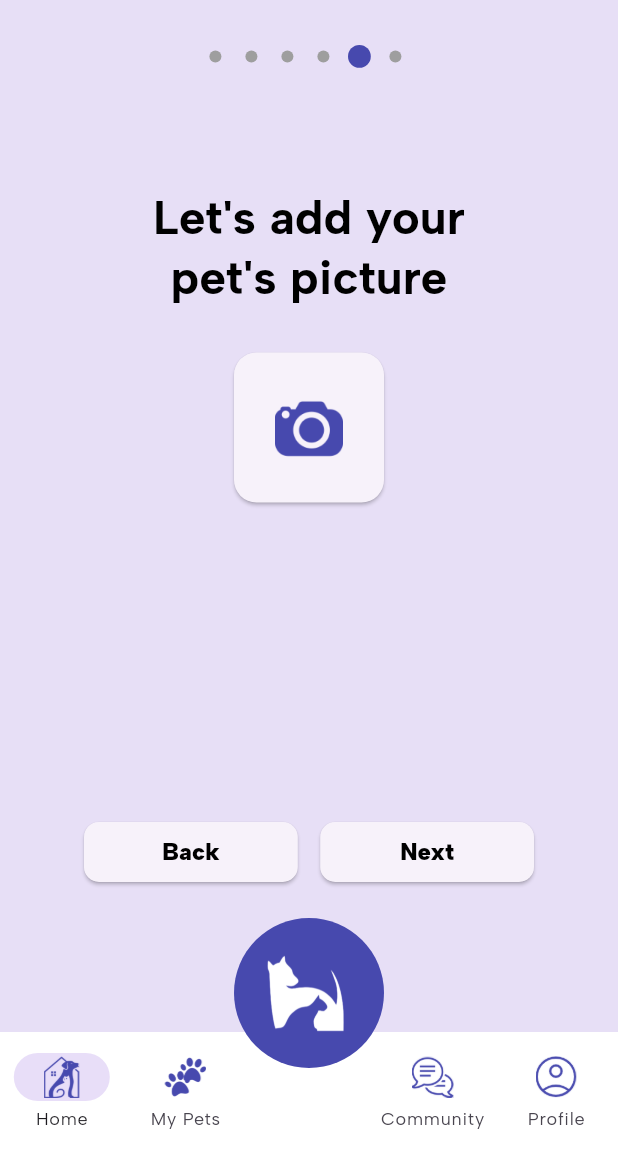
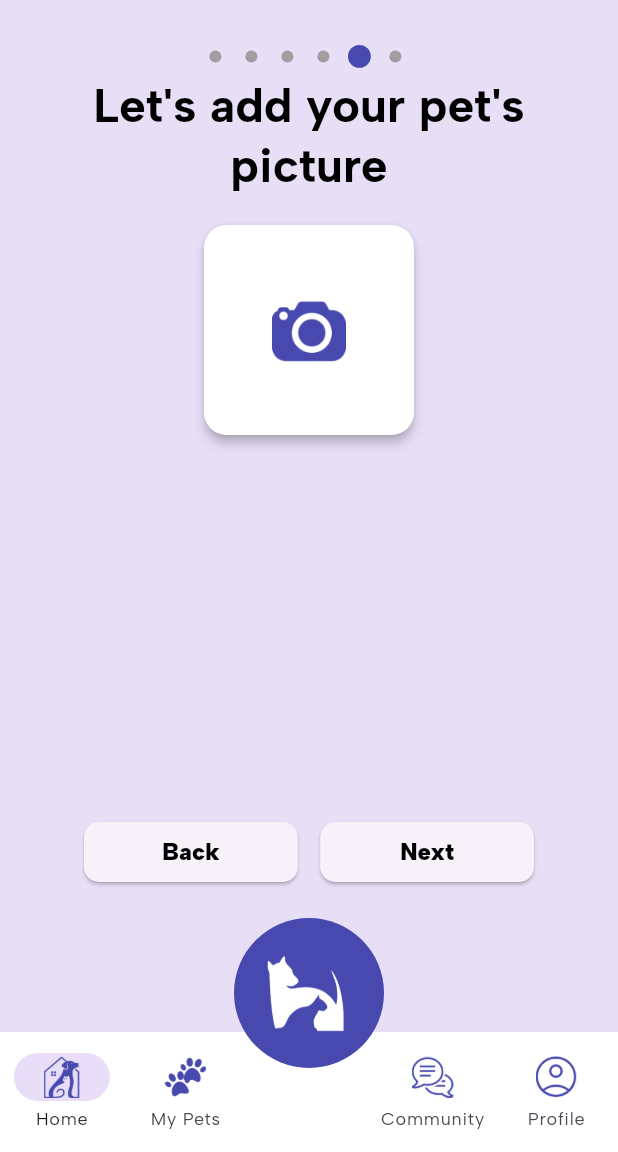
Before and after one commit to artikachintya/pawrenting, a Flutter app: the AddPet screen opened directly, swiped to page 5, on a phone screen of 412 x 824 dp, the part 84-1236 px from its top. Run offline on Flutter 3.47's test engine with Material 3 defaults, Android fonts, the phone set to English and light mode, and no system bars; drawn by our look-alikes of smooth_page_indicator; our stand-ins replace carousel_slider, cloud_firestore, firebase_auth, firebase_core, get, get_storage and 3 more; missing offline and left inert: dart:ffi; accounts and stored records are empty; Roboto replaces fonts that are missing (Alata); project files that could hold a hidden picture were left out.

Commit message:
Commit before pull

```diff
--- a/lib/features/authentication/screens/login2.dart
+++ b/lib/features/authentication/screens/login2.dart
@@ -229,7 +229,7 @@ class _LoginForm extends StatelessWidget {
                 style: _elevatedButtonStyle(),
                 child: const Text(
                   'Login',
-                  style: TextStyle(fontSize: 20),
+                  style: TextStyle(fontSize: 20, color: Colors.white),
                 ),
               ),
             ),
--- a/lib/features/home/models/productModel.dart
+++ b/lib/features/home/models/productModel.dart
@@ -9,7 +9,7 @@ class ProductModel {
   final String image;
   final double salePrice;
   final double discount;
-  final int stock;
+  int stock;
 
   ProductModel({
     required this.id,
--- a/lib/features/mypets/screens/addpet/addPet5.dart
+++ b/lib/features/mypets/screens/addpet/addPet5.dart
@@ -1,79 +1,64 @@
-
 import 'package:flutter/material.dart';
+import 'package:get/get.dart';
+import 'package:pawrentingreborn/features/mypets/controllers/AddPetController.dart';
 import 'package:pawrentingreborn/utils/constants/colors.dart';
 import 'package:pawrentingreborn/utils/constants/images_strings.dart';
 
 class addPet5 extends StatelessWidget {
-  const addPet5({
-    super.key,
-  });
+  const addPet5({super.key});
 
   @override
   Widget build(BuildContext context) {
+    final addPetController = Get.find<AddPetController>();
+
     return Padding(
-       padding: const EdgeInsetsDirectional.symmetric(horizontal: 32, vertical: 125),
+      padding: const EdgeInsets.symmetric(
+          horizontal: 32, vertical: 50), // Reduced vertical padding
       child: Column(
         crossAxisAlignment: CrossAxisAlignment.center,
-         mainAxisAlignment: MainAxisAlignment.start,
         children: [
-           SizedBox(
-             // color: Colors.red.withAlpha(100),
-             height: 250,
-             child: Column(
-               mainAxisAlignment: MainAxisAlignment.spaceBetween,
-               children: [
-                 SizedBox(
-                   // color: Colors.red.withAlpha(100),
-                   width: 250,
-                   child: Text(
-                     'Let\'s add your pet\'s picture',
+          Text(
+            "Let's add your pet's picture",
             style: Theme.of(context).textTheme.headlineLarge,
             textAlign: TextAlign.center,
           ),
+          const SizedBox(height: 20), // Added spacing
+          Obx(
+            () => SizedBox(
+              height: 140, // Increased height for better appearance
+              width: 140, // Adjusted width
+              child: ElevatedButton(
+                style: ElevatedButton.styleFrom(
+                  shape: RoundedRectangleBorder(
+                    borderRadius: BorderRadius.circular(15),
                   ),
-                 Form(
-                   child: Container(
-                    child: Row(
-                      mainAxisAlignment: MainAxisAlignment.spaceEvenly,
-                      children: [
-                        SizedBox(
-                          height: 100,
-                          width: 100,
-                            child: ElevatedButton(
-                              style: ButtonStyle(
-                                shape: WidgetStateProperty.all<RoundedRectangleBorder>(
-                                  RoundedRectangleBorder(
-                                    borderRadius: BorderRadius.circular(15)
+                  backgroundColor: Colors.white,
+                  elevation: 3,
+                ),
+                onPressed: () => addPetController.pickImage(),
+                child: addPetController.imageFile.value == null
+                    ? Padding(
+                        padding: const EdgeInsets.all(8.0),
+                        child: Image.asset(
+                          TImages.picIcon,
+                          color: TColors.accent,
+                          fit: BoxFit.contain,
+                          height: 60,
+                        ),
                       )
-                                )
-                              ),
-                              onPressed: (){},
-                              child: const Padding(
-                                padding: EdgeInsets.symmetric(vertical: 12),
-                                child: Column(
-                                  mainAxisAlignment: MainAxisAlignment.spaceEvenly,
-                                  crossAxisAlignment: CrossAxisAlignment.center,
-                                  children: [
-                                    Image(
-                                      image: AssetImage(TImages.picIcon),
-                                      color: TColors.accent,
-                                      fit: BoxFit.fill,
-                                      height: 55,
-                                    ),
-                                  ],
+                    : ClipRRect(
+                        borderRadius: BorderRadius.circular(12),
+                        child: Image.file(
+                          addPetController.imageFile.value!,
+                          fit: BoxFit.cover,
+                          width: double.infinity,
+                          height: double.infinity,
                         ),
                       ),
               ),
-                          )
-
-                      ],
             ),
           ),
-                 ),
-                 const SizedBox(height: 10,)
-               ],
-             ),
-           ),
+          const SizedBox(height: 20), // Added spacing
         ],
       ),
     );
--- a/lib/features/profile/controllers/addLocationController.dart
+++ b/lib/features/profile/controllers/addLocationController.dart
@@ -2,6 +2,7 @@ import 'package:firebase_auth/firebase_auth.dart';
 import 'package:flutter/material.dart';
 import 'package:get/get.dart';
 import 'package:pawrentingreborn/data/repositories/LocationRepo.dart';
+import 'package:pawrentingreborn/features/home/controllers/LocationController.dart';
 import 'package:pawrentingreborn/features/profile/models/LocationModel.dart';
 
 class AddLocationController extends GetxController {
@@ -64,6 +65,8 @@ class AddLocationController extends GetxController {
         colorText: Colors.white,
       );
     }
+    LocationController locationController = Get.find();
+    await locationController.fetchLocations();
   }
 
   void clearForm() {
```
Also changed, not shown: lib/data/repositories/ProductRepository.dart (+13 -0 lines), lib/features/home/controllers/OrderController.dart (+10 -2 lines), lib/features/home/controllers/ProductController.dart (+11 -0 lines), lib/features/home/screens/Cart/Cart.dart (+16 -5 lines), lib/features/home/screens/Cart/Checkout.dart (+11 -3 lines), lib/features/home/screens/Cart/Payment.dart (+7 -2 lines), lib/features/mypets/controllers/AddPetController.dart (+23 -0 lines), lib/features/profile/screens/listOrderPage.dart (+77 -4 lines). Lines whose indentation alone changed are shown as unchanged.
